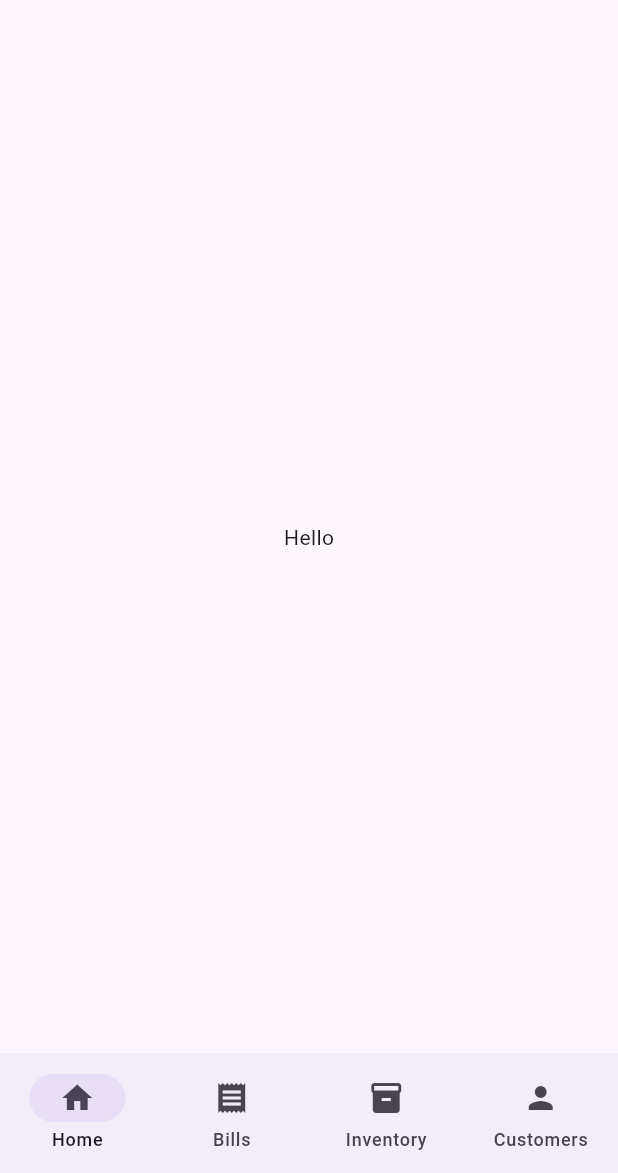
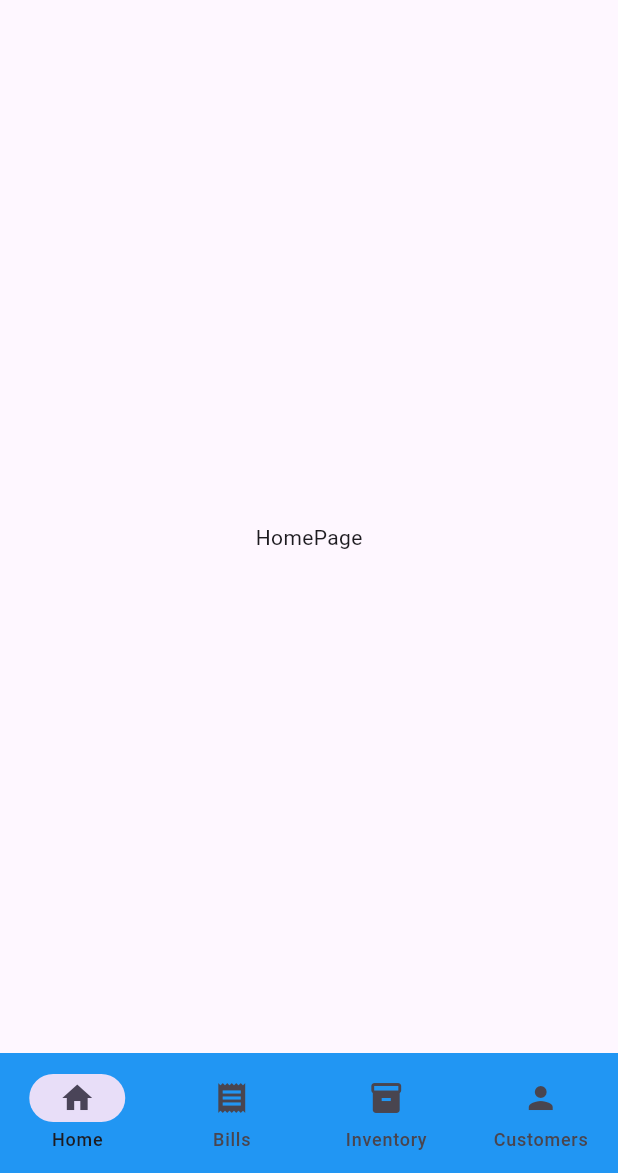
Before and after one commit to Adithya-1489181/billFold, a Flutter app: the screen it shows after launch, on a phone screen of 412 x 824 dp, the part 63-1236 px from its top. Run offline on Flutter 3.47's test engine with Material 3 defaults, Android fonts, the phone set to English and light mode, and no system bars.

Commit message:
[feat] Working Navigationbar is implemented

```diff
--- /dev/null
+++ b/lib/data/notifiers.dart
@@ -0,0 +1,3 @@
+import 'package:flutter/widgets.dart';
+
+ValueNotifier<int> selectedPageNotifier = ValueNotifier(0);
--- a/lib/main.dart
+++ b/lib/main.dart
@@ -1,4 +1,4 @@
-import 'package:billfold/views/pages/homepage_view.dart';
+import 'package:billfold/views/main_layout.dart';
 import 'package:flutter/material.dart';
 
 void main() async {
@@ -10,6 +10,6 @@ class MyApp extends StatelessWidget {
 
   @override
   Widget build(BuildContext context) {
-    return MaterialApp(debugShowCheckedModeBanner: false, home: HomePage());
+    return MaterialApp(debugShowCheckedModeBanner: false, home: MainLayout());
   }
 }
--- a/lib/views/components/navbar_veiw.dart
+++ /dev/null
@@ -1,22 +0,0 @@
-import 'package:flutter/material.dart';
-
-class NavBar extends StatefulWidget {
-  const NavBar({super.key});
-
-  @override
-  State<NavBar> createState() => _NavBarState();
-}
-
-class _NavBarState extends State<NavBar> {
-  @override
-  Widget build(BuildContext context) {
-    return NavigationBar(
-      destinations: [
-        NavigationDestination(icon: Icon(Icons.home), label: "Home"),
-        NavigationDestination(icon: Icon(Icons.receipt), label: "Bills"),
-        NavigationDestination(icon: Icon(Icons.inventory), label: "Inventory"),
-        NavigationDestination(icon: Icon(Icons.person), label: "Customers"),
-      ],
-    );
-  }
-}
--- /dev/null
+++ b/lib/views/components/navbar_widget.dart
@@ -0,0 +1,39 @@
+import 'package:billfold/data/notifiers.dart';
+import 'package:flutter/material.dart';
+
+class NavBar extends StatefulWidget {
+  const NavBar({super.key});
+  @override
+  State<NavBar> createState() => _NavBarState();
+}
+
+class _NavBarState extends State<NavBar> {
+  int currentPageIndex = 0;
+  @override
+  Widget build(BuildContext context) {
+    return ValueListenableBuilder(
+      valueListenable: selectedPageNotifier,
+      builder: (context, selectedPage, child) {
+        return NavigationBar(
+          destinations: [
+            NavigationDestination(icon: Icon(Icons.home), label: "Home"),
+            NavigationDestination(icon: Icon(Icons.receipt), label: "Bills"),
+            NavigationDestination(
+              icon: Icon(Icons.inventory),
+              label: "Inventory",
+            ),
+            NavigationDestination(icon: Icon(Icons.person), label: "Customers"),
+          ],
+          selectedIndex: currentPageIndex,
+          onDestinationSelected: (int index) {
+            setState(() {
+              currentPageIndex = index;
+              selectedPageNotifier.value = currentPageIndex;
+            });
+          },
+          backgroundColor: Colors.blue,
+        );
+      },
+    );
+  }
+}
--- /dev/null
+++ b/lib/views/main_layout.dart
@@ -0,0 +1,39 @@
+import 'package:billfold/data/notifiers.dart';
+import 'package:billfold/views/components/navbar_widget.dart';
+import 'package:billfold/views/pages/customerpage_view.dart';
+import 'package:billfold/views/pages/homepage_view.dart';
+import 'package:billfold/views/pages/inventorypage_view.dart';
+import 'package:billfold/views/pages/invoicepage_view.dart';
+import 'package:flutter/material.dart';
+
+class MainLayout extends StatefulWidget {
+  const MainLayout({super.key});
+
+  @override
+  State<MainLayout> createState() => _MainLayoutState();
+}
+
+List<Widget> pages = [
+  HomePage(),
+  InvoicePage(),
+  InventoryPage(),
+  CustomerPage(),
+];
+
+class _MainLayoutState extends State<MainLayout> {
+  @override
+  Widget build(BuildContext context) {
+    return SafeArea(
+      child: Scaffold(
+        appBar: AppBar(title: Text("BillFold Print")),
+        body: ValueListenableBuilder(
+          valueListenable: selectedPageNotifier,
+          builder: (context, selectedPage, child) {
+            return pages.elementAt(selectedPage);
+          },
+        ),
+        bottomNavigationBar: NavBar(),
+      ),
+    );
+  }
+}
--- a/lib/views/pages/homepage_view.dart
+++ b/lib/views/pages/homepage_view.dart
@@ -1,4 +1,3 @@
-import 'package:billfold/views/components/navbar_veiw.dart';
 import 'package:flutter/material.dart';
 
 class HomePage extends StatefulWidget {
@@ -11,12 +10,6 @@ class HomePage extends StatefulWidget {
 class _HomePageState extends State<HomePage> {
   @override
   Widget build(BuildContext context) {
-    return SafeArea(
-      child: Scaffold(
-        appBar: AppBar(title: Text("BillFold Print")),
-        body: Center(child: Text("Hello")),
-        bottomNavigationBar: NavBar(),
-      ),
-    );
+    return Center(child: Text("HomePage"));
   }
 }
--- a/pubspec.yaml
+++ b/pubspec.yaml
@@ -34,6 +34,7 @@ dependencies:
   # The following adds the Cupertino Icons font to your application.
   # Use with the CupertinoIcons class for iOS style icons.
   cupertino_icons: ^1.0.8
+  flutter_riverpod: ^3.1.0
 
 dev_dependencies:
   flutter_test:
```
Also changed, not shown: lib/views/pages/customerpage_view.dart (added, +15 -0 lines), lib/views/pages/inventorypage_view.dart (added, +15 -0 lines), lib/views/pages/invoicepage_view.dart (added, +15 -0 lines), pubspec.lock, 2 other files.
